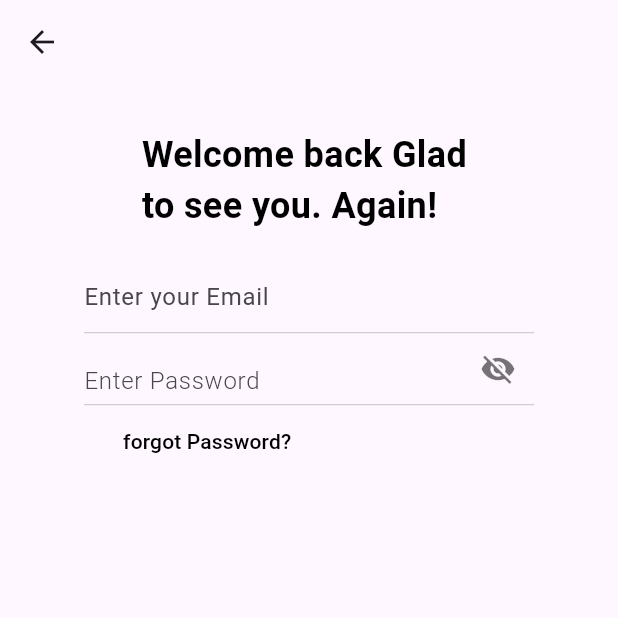
After one commit to oriemiobang/png_game, a Flutter app: the SignIn screen opened by its route, on a phone screen of 412 x 824 dp, the top half of it. The commit adds this screen. Run offline on Flutter 3.47's test engine with Material 3 defaults, Android fonts, the phone set to English and light mode, and no system bars; our stand-ins replace fluttertoast, qr_flutter, share_plus, shared_preferences, socket_io_client; missing offline and left inert: qr_code_scanner_plus; accounts and stored records are empty; network calls fail.

Commit message:
finishing setup

```diff
--- a/frontend/lib/classes/data.dart
+++ b/frontend/lib/classes/data.dart
@@ -16,7 +16,7 @@ class Data with ChangeNotifier {
 
   //
 
-  List _chatData = [];
+  final List _chatData = [];
 
   static final Data _instance = Data._internal();
 
--- a/frontend/lib/main.dart
+++ b/frontend/lib/main.dart
@@ -12,6 +12,7 @@ import 'package:png_game/screens/play_board.dart';
 import 'package:png_game/screens/scan_qr.dart';
 import 'package:png_game/services/playboard_provider.dart';
 import 'package:png_game/services/socket_service.dart';
+import 'package:png_game/screens/sign_in.dart';
 
 void main() {
   runApp(MultiProvider(
@@ -50,7 +51,8 @@ class MyApp extends StatelessWidget {
         '/play_board': (context) => const PlayBoard(),
         '/scan_qr_code': (context) => const ScanQrCode(),
         '/random_wait_room': (context) => const RandomWaitRoom(),
-        '/play_solo': (context) => const PlaySolo()
+        '/play_solo': (context) => const PlaySolo(),
+        '/signin' : (context) => const SignIn(),
       },
     );
   }
--- /dev/null
+++ b/frontend/lib/screens/sign_in.dart
@@ -0,0 +1,81 @@
+import 'package:flutter/material.dart';
+class SignIn extends StatefulWidget {
+  const SignIn({super.key});
+
+  @override
+  State<SignIn> createState() => _SignInState();
+}
+class _SignInState extends State<SignIn> {
+  bool isPasswordVisible = false;
+Widget build(BuildContext context) {
+    return Scaffold(
+      appBar: AppBar(
+      ),
+      body:
+
+        Column(
+          children: [
+            SizedBox(height:30),
+            const Text('Welcome back Glad \nto see you. Again!', style: TextStyle(fontSize: 24, color:Colors.black, fontWeight: FontWeight.bold)),
+            SizedBox(height:20),
+            SizedBox(
+              width : 300,
+              child: TextField(
+                    decoration: InputDecoration(
+                      border: OutlineInputBorder(
+                        borderSide: BorderSide(color: Colors.grey, width: 2.0),
+                      ),
+                      enabledBorder: UnderlineInputBorder(
+        borderSide: BorderSide(color: Colors.grey, width: 0.4),
+      ),
+      focusedBorder: UnderlineInputBorder(
+        borderSide: BorderSide(color: Colors.black, width: 2.0),
+      ),
+                      hintText: 'Enter your Email',
+                    ),
+                  ),
+            ),
+     SizedBox(
+  width: 300,
+  child: TextField(
+    cursorColor: Colors.black54,
+    obscureText: !isPasswordVisible, // Show password when true
+    decoration: InputDecoration(
+      border: OutlineInputBorder(
+        borderSide: BorderSide(color: Colors.black),
+      ),
+      enabledBorder: UnderlineInputBorder(
+        borderSide: BorderSide(color: Colors.grey, width: 0.4),
+      ),
+      focusedBorder: UnderlineInputBorder(
+        borderSide: BorderSide(color: Colors.black, width: 2.0),
+      ),
+      hintText: "Enter Password",
+      hintStyle: TextStyle(fontSize: 16, fontWeight: FontWeight.w300),
+      contentPadding: EdgeInsets.only(top: 20.0, left: 0.0, bottom: 0.0),
+      suffixIcon: IconButton(
+        icon: Icon(
+          isPasswordVisible ? Icons.visibility : Icons.visibility_off,
+          color: Colors.black54,
+        ),
+        onPressed: () {
+          setState(() {
+            isPasswordVisible = !isPasswordVisible; // Toggle visibility
+          });
+        },
+      ),
+    ),
+  ),
+),
+Row(children: [
+  SizedBox(width: 70),
+  TextButton(onPressed:(){},
+  child: Text('forgot Password?', style: TextStyle(color:Colors.black)))
+],)
+
+          ],
+        ),
+
+    );
+}
+}
--- a/frontend/lib/services/socket_service.dart
+++ b/frontend/lib/services/socket_service.dart
@@ -25,7 +25,7 @@ class SocketService with ChangeNotifier {
   }
 
   void connect() {
-    socket = io.io('http://192.168.213.222:5000', <String, dynamic>{
+    socket = io.io('http://192.168.1.18:3000', <String, dynamic>{
       'transports': ['websocket'],
       'autoConnect': false
     });
--- a/frontend/pubspec.yaml
+++ b/frontend/pubspec.yaml
@@ -52,7 +52,7 @@ dev_dependencies:
   # activated in the `analysis_options.yaml` file located at the root of your
   # package. See that file for information about deactivating specific lint
   # rules and activating additional ones.
-  flutter_lints: ^4.0.0
+  flutter_lints: ^5.0.0
 
 # For information on the generic Dart part of this file, see the
 # following page: https://dart.dev/tools/pub/pubspec
```
Also changed, not shown: frontend/lib/screens/home_page.dart (+61 -4 lines), frontend/pubspec.lock, 131 other files.
